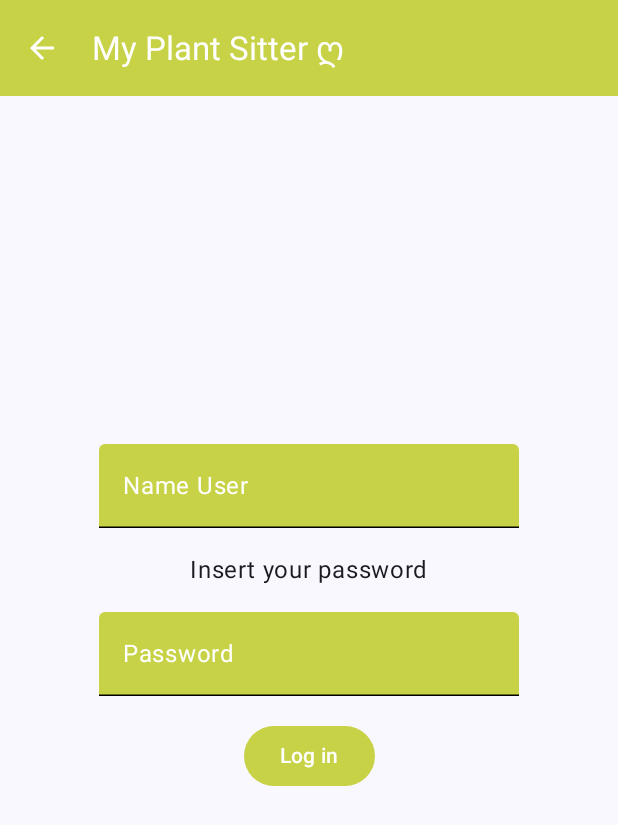
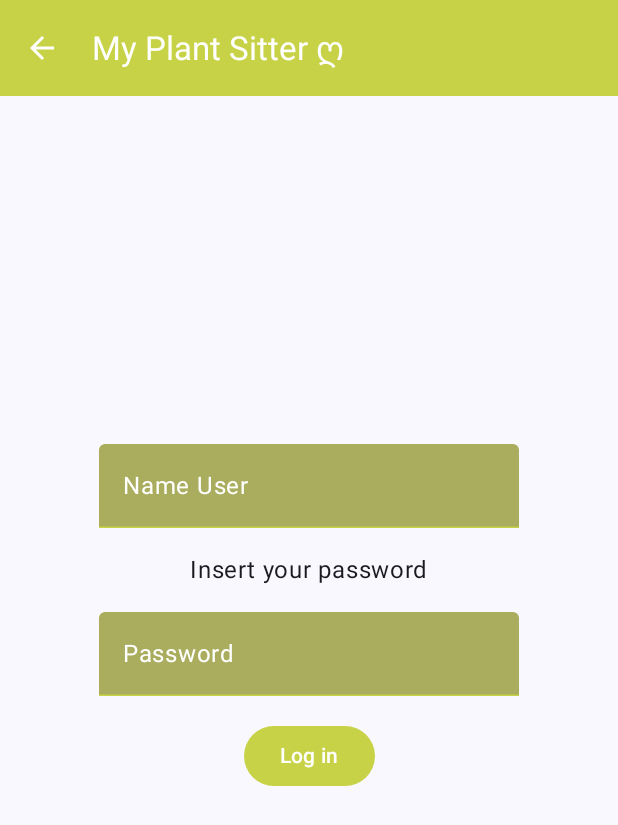
Before and after one commit to Chocolatamargo2607/UD.PPC.MyPlantSitter, an Android app built with Jetpack Compose: the screen it shows after launch (MainActivity), after a tap on "Log in", on a phone screen of 412 x 824 dp. Shown: the top 825 px of the screen. Run offline under Robolectric (Android 15) with nearby library versions, the phone set to English and light mode, and no system bars.

Commit message:
feat: :hammer: Modifying (Colors)

```diff
--- a/app/src/main/java/com/udppcmyplantsitter/ui/theme/Color.kt
+++ b/app/src/main/java/com/udppcmyplantsitter/ui/theme/Color.kt
@@ -11,3 +11,4 @@ val PurpleGrey40 = Color(0xFF625b71)
 val Pink40 = Color(0xFF7D5260)
 
 val MainColor = Color(0xFFC7D247)
+var SecondColor = Color(0xFFA9AD5D)
--- a/app/src/main/java/com/udppcmyplantsitter/ui/theme/Theme.kt
+++ b/app/src/main/java/com/udppcmyplantsitter/ui/theme/Theme.kt
@@ -17,13 +17,13 @@ import androidx.core.view.WindowCompat
 
 private val DarkColorScheme = darkColorScheme(
     primary = MainColor,
-    secondary = PurpleGrey80,
+    secondary = SecondColor,
     tertiary = Pink80
 )
 
 private val LightColorScheme = lightColorScheme(
-    primary = Purple40,
-    secondary = PurpleGrey40,
+    primary = MainColor,
+    secondary = SecondColor,
     tertiary = Pink40
 
     /* Other default colors to override
--- a/app/src/main/java/com/udppcmyplantsitter/view/screenLogin.kt
+++ b/app/src/main/java/com/udppcmyplantsitter/view/screenLogin.kt
@@ -32,13 +32,13 @@ import androidx.compose.ui.tooling.preview.Preview
 import androidx.compose.ui.unit.dp
 import androidx.navigation.NavController
 import com.example.udppcmyplantsitter.ui.theme.MainColor
+import com.example.udppcmyplantsitter.ui.theme.SecondColor
 import com.example.udppcmyplantsitter.viewModel.appNavegation.appScreens
 
 
 @OptIn(ExperimentalMaterial3Api::class)
 @Composable
 fun screenLogin(navController: NavController){
-
 
 
     var nameUser by remember {
@@ -84,8 +84,8 @@ fun screenLogin(navController: NavController){
                 Text(text = "Name User", color = Color.White)
             },
             colors = TextFieldDefaults.textFieldColors(
-                containerColor = MainColor,
-                unfocusedIndicatorColor = Color.Black
+                containerColor = SecondColor,
+                unfocusedIndicatorColor = MainColor
 
 
             )
@@ -95,6 +95,7 @@ fun screenLogin(navController: NavController){
         Spacer(modifier = Modifier.height(16.dp))
         Text(text = "Insert your password")
         Spacer(modifier = Modifier.height(16.dp))
+
         TextField(
             value = password,
             onValueChange = {
@@ -104,10 +105,13 @@ fun screenLogin(navController: NavController){
                 Text(text = "Password", color = Color.White)
             },
             colors = TextFieldDefaults.textFieldColors(
-                containerColor = MainColor,
-                unfocusedIndicatorColor = Color.Black
+                containerColor = SecondColor,
+                unfocusedIndicatorColor = MainColor
+
 
             )
+
+
         )
         Spacer(modifier = Modifier.height(16.dp))
         Button(onClick = { navController.navigate(route = appScreens.screenMain.router)},
--- a/app/src/main/java/com/udppcmyplantsitter/view/screenRegister.kt
+++ b/app/src/main/java/com/udppcmyplantsitter/view/screenRegister.kt
@@ -31,14 +31,14 @@ import androidx.compose.ui.platform.LocalContext
 import androidx.compose.ui.tooling.preview.Preview
 import androidx.compose.ui.unit.dp
 import androidx.navigation.NavController
+import com.example.udppcmyplantsitter.ui.theme.MainColor
+import com.example.udppcmyplantsitter.ui.theme.SecondColor
 import com.example.udppcmyplantsitter.viewModel.appNavegation.appScreens
 
 @OptIn(ExperimentalMaterial3Api::class)
 @Composable
 fun screenRegister(navController: NavController){
 
-    var MainColor = Color(0xFFC7D247)
-    var SecondColor = Color(0xFF74A6B1)
 
     var nameUser by remember {
         mutableStateOf("")
```
